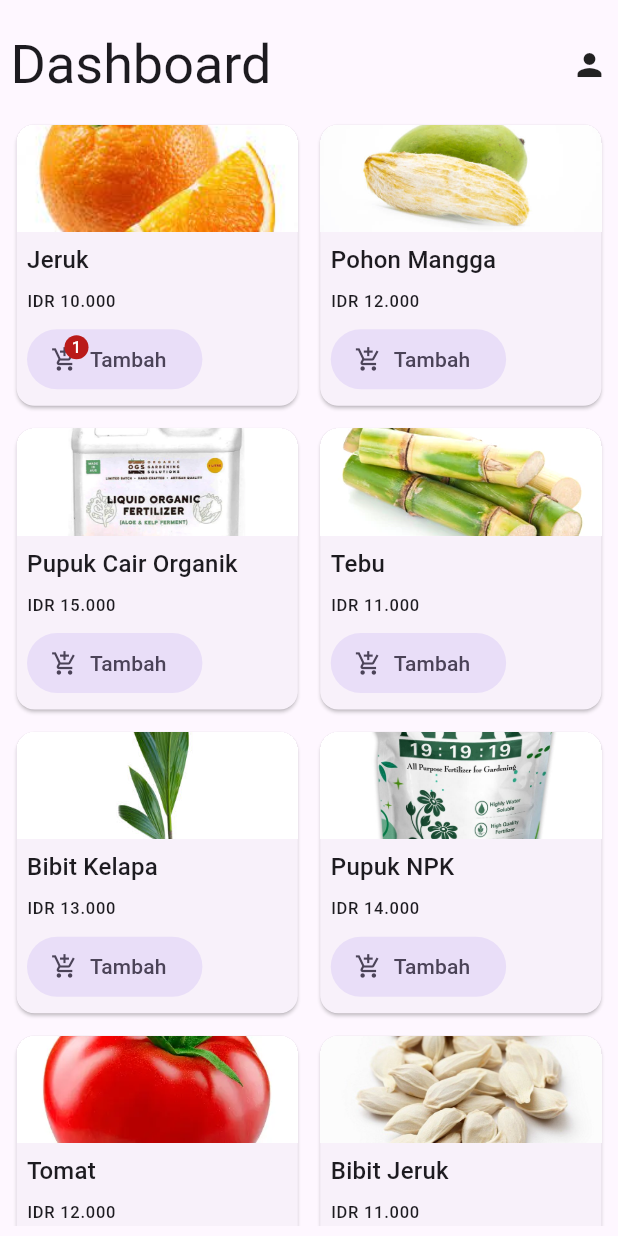
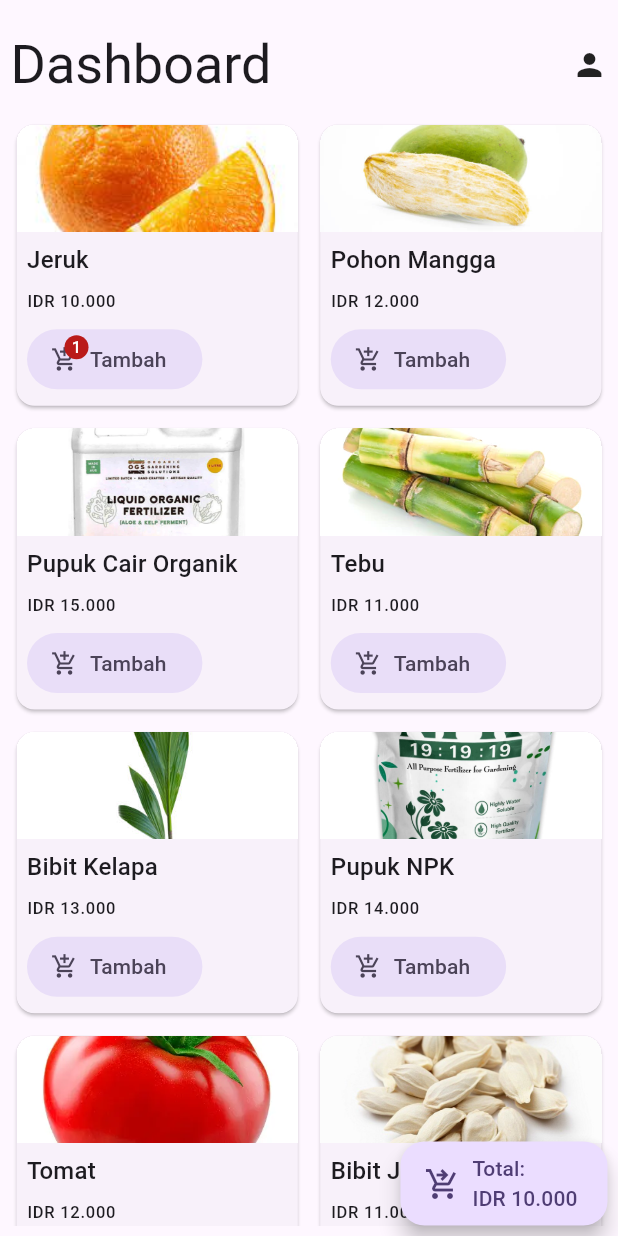
Before and after one commit to stnDinus/uts_ppb, a Flutter app: the HalamanDashboard screen opened directly with empty values, after a tap on "Tambah", on a phone screen of 412 x 824 dp. Run offline on Flutter 3.47's test engine with Material 2 defaults, Android fonts, the phone set to English and light mode, and no system bars; our stand-ins replace shared_preferences; accounts and stored records are empty.

Commit message:
feat: dashboard FAB

```diff
--- a/lib/halaman_dashboard.dart
+++ b/lib/halaman_dashboard.dart
@@ -14,6 +14,7 @@ class HalamanDashboard extends StatefulWidget {
 
 class _HalamanDashboardState extends State<HalamanDashboard> {
   Map<Item, int> keranjang = {};
+  NumberFormat nFormatter = NumberFormat("¤ ,###", "id");
 
   @override
   Widget build(BuildContext context) {
@@ -23,7 +24,8 @@ class _HalamanDashboardState extends State<HalamanDashboard> {
       child: Center(
           child: Container(
               constraints: const BoxConstraints(maxWidth: 500),
-              child: ListView(
+              child: Stack(children: [
+                ListView(
                   children: [
                     Padding(
                         padding: const EdgeInsets.only(top: 14, bottom: 14),
@@ -76,11 +78,11 @@ class _HalamanDashboardState extends State<HalamanDashboard> {
                                                           .textTheme
                                                           .titleMedium,
                                                       maxLines: 1,
-                                                    overflow:
-                                                        TextOverflow.ellipsis),
+                                                      overflow: TextOverflow
+                                                          .ellipsis),
                                                   const SizedBox(height: 7),
                                                   Text(
-                                                    NumberFormat("¤ ,###", "id")
+                                                      nFormatter
                                                           .format(item.harga),
                                                       style: Theme.of(context)
                                                           .textTheme
@@ -100,7 +102,8 @@ class _HalamanDashboardState extends State<HalamanDashboard> {
                                                         children: [
                                                           const Icon(Icons
                                                               .add_shopping_cart),
-                                                        keranjang[item] != null
+                                                          keranjang[item] !=
+                                                                  null
                                                               ? Positioned(
                                                                   top: -7,
                                                                   right: -7,
@@ -119,7 +122,19 @@ class _HalamanDashboardState extends State<HalamanDashboard> {
                           .toList(),
                     ),
                   ],
-              ))),
+                ),
+                keranjang.isEmpty
+                    ? const SizedBox.shrink()
+                    : Positioned(
+                        bottom: 0,
+                        right: 0,
+                        child: FloatingActionButton.extended(
+                            onPressed: () {},
+                            icon: const Icon(Icons.shopping_cart_checkout),
+                            label: Text("Total:\n${nFormatter.format(keranjang.entries
+                                .map((entry) => entry.key.harga * entry.value)
+                                .reduce((a, b) => a + b))}")))
+              ]))),
     ));
   }
 }
```
Lines whose indentation alone changed are shown as unchanged.
